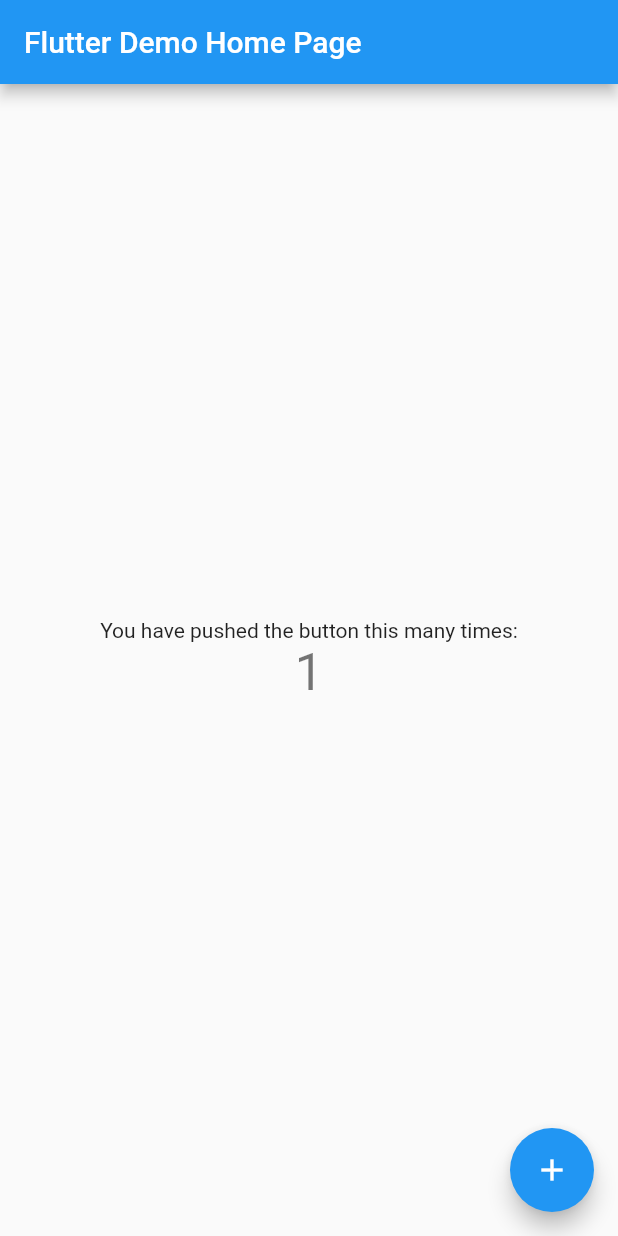
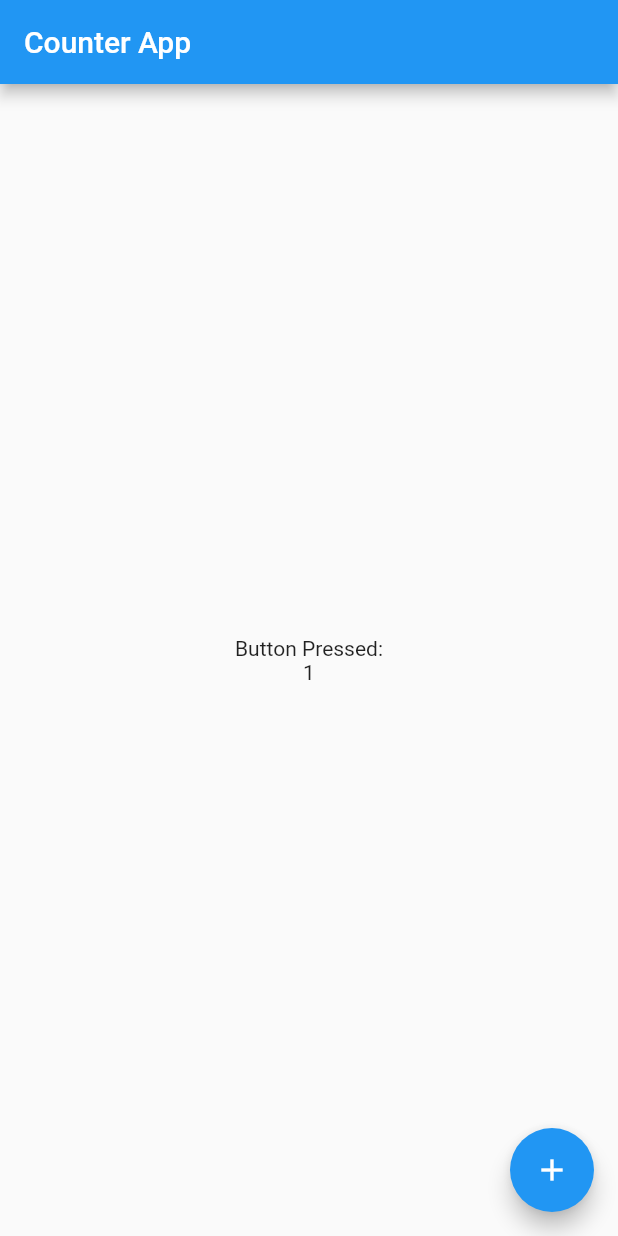
Before and after one commit to trthaochi123/btvn_buoi6_ex1, a Flutter app: the screen it shows after launch, after a tap on the "add" icon, on a phone screen of 412 x 824 dp. Run offline on Flutter 3.47's test engine with Material 2 defaults, Android fonts, the phone set to English and light mode, and no system bars.

Commit message:
commit change ui

```diff
--- /dev/null
+++ b/lib/button_pressed.dart
@@ -0,0 +1,41 @@
+import 'package:flutter/material.dart';
+
+class BtnPressed extends StatefulWidget {
+  const BtnPressed({super.key});
+
+  @override
+  State<BtnPressed> createState() => _BtnPressedState();
+}
+
+class _BtnPressedState extends State<BtnPressed> {
+  int count = 0;
+
+  void increment() {
+    setState(() {
+      count++;
+    });
+  }
+
+  @override
+  Widget build(BuildContext context) {
+    return Scaffold(
+      appBar: AppBar(
+        title: const Text("Counter App"),
+      ),
+      body: Center(
+        child: Column(
+          mainAxisAlignment: MainAxisAlignment.center,
+          children: <Widget>[
+            const Text('Button Pressed:'),
+            Text("$count"),
+          ],
+        ),
+      ),
+      floatingActionButton: FloatingActionButton(
+        onPressed: increment,
+        tooltip: 'Increment',
+        child: const Icon(Icons.add),
+      ),
+    );
+  }
+}
--- a/lib/main.dart
+++ b/lib/main.dart
@@ -1,4 +1,7 @@
+
 import 'package:flutter/material.dart';
+
+import 'button_pressed.dart';
 
 void main() {
   runApp(const MyApp());
@@ -63,53 +66,8 @@ class _MyHomePageState extends State<MyHomePage> {
 
   @override
   Widget build(BuildContext context) {
-    // This method is rerun every time setState is called, for instance as done
-    // by the _incrementCounter method above.
-    //
-    // The Flutter framework has been optimized to make rerunning build methods
-    // fast, so that you can just rebuild anything that needs updating rather
-    // than having to individually change instances of widgets.
-    return Scaffold(
-      appBar: AppBar(
-        // Here we take the value from the MyHomePage object that was created by
-        // the App.build method, and use it to set our appbar title.
-        title: Text(widget.title),
-      ),
-      body: Center(
-        // Center is a layout widget. It takes a single child and positions it
-        // in the middle of the parent.
-        child: Column(
-          // Column is also a layout widget. It takes a list of children and
-          // arranges them vertically. By default, it sizes itself to fit its
-          // children horizontally, and tries to be as tall as its parent.
-          //
-          // Invoke "debug painting" (press "p" in the console, choose the
-          // "Toggle Debug Paint" action from the Flutter Inspector in Android
-          // Studio, or the "Toggle Debug Paint" command in Visual Studio Code)
-          // to see the wireframe for each widget.
-          //
-          // Column has various properties to control how it sizes itself and
-          // how it positions its children. Here we use mainAxisAlignment to
-          // center the children vertically; the main axis here is the vertical
-          // axis because Columns are vertical (the cross axis would be
-          // horizontal).
-          mainAxisAlignment: MainAxisAlignment.center,
-          children: <Widget>[
-            const Text(
-              'You have pushed the button this many times:',
-            ),
-            Text(
-              '$_counter',
-              style: Theme.of(context).textTheme.headline4,
-            ),
-          ],
-        ),
-      ),
-      floatingActionButton: FloatingActionButton(
-        onPressed: _incrementCounter,
-        tooltip: 'Increment',
-        child: const Icon(Icons.add),
-      ), // This trailing comma makes auto-formatting nicer for build methods.
+    return const Scaffold(
+      body: BtnPressed(),
     );
   }
 }
```
